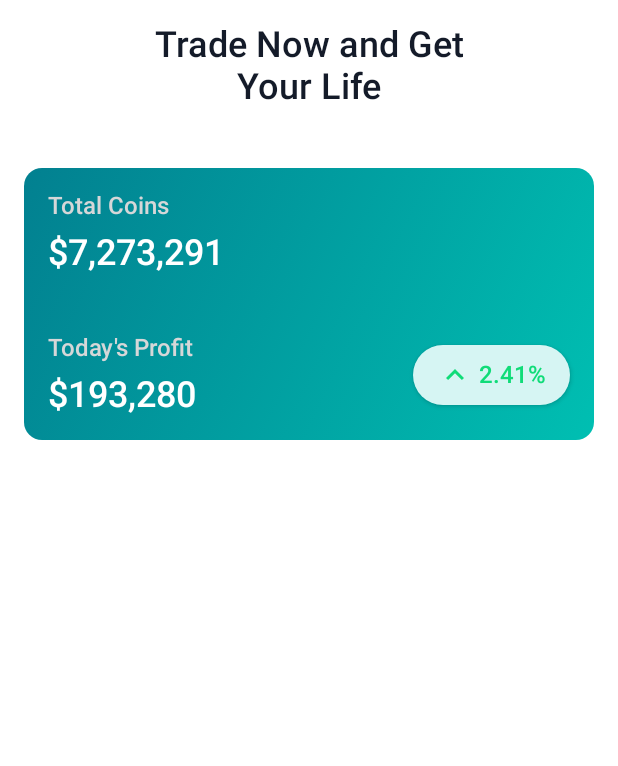
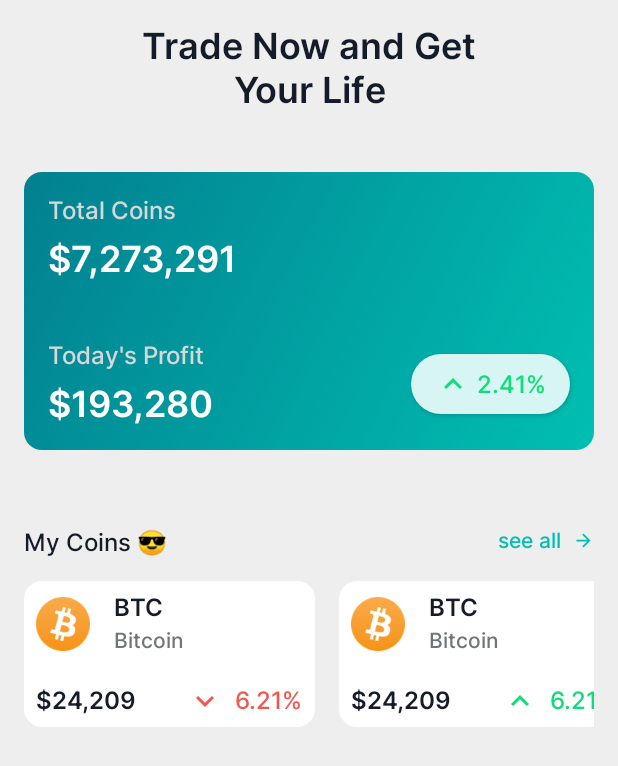
Before and after one commit to nimblehq/jetpack-compose-crypto, an Android app built with Jetpack Compose: the screen it shows after launch (MainActivity), on a phone screen of 412 x 824 dp. Shown: the top 766 px of the screen. Run offline under Robolectric (Android 15) with nearby library versions, the phone set to English and light mode, and no system bars; our stand-ins replace Dagger/Hilt's generated code, Timber, constraintlayout-compose.

Commit message:
[#5] Implement UI My coins list on home page

```diff
--- /dev/null
+++ b/app/src/main/java/co/nimblehq/compose/crypto/ui/screens/home/CoinItem.kt
@@ -0,0 +1,154 @@
+package co.nimblehq.compose.crypto.ui.screens.home
+
+import androidx.compose.foundation.Image
+import androidx.compose.foundation.background
+import androidx.compose.foundation.layout.*
+import androidx.compose.foundation.shape.RoundedCornerShape
+import androidx.compose.material.Icon
+import androidx.compose.material.MaterialTheme
+import androidx.compose.material.Text
+import androidx.compose.material.icons.Icons
+import androidx.compose.material.icons.filled.KeyboardArrowDown
+import androidx.compose.material.icons.filled.KeyboardArrowUp
+import androidx.compose.runtime.Composable
+import androidx.compose.ui.Modifier
+import androidx.compose.ui.draw.clip
+import androidx.compose.ui.res.painterResource
+import androidx.compose.ui.res.stringResource
+import androidx.constraintlayout.compose.Dimension
+import androidx.compose.ui.tooling.preview.Preview
+import androidx.constraintlayout.compose.ConstraintLayout
+import co.nimblehq.compose.crypto.R
+import co.nimblehq.compose.crypto.ui.theme.Color.FireOpal
+import co.nimblehq.compose.crypto.ui.theme.Color.GuppieGreen
+import co.nimblehq.compose.crypto.ui.theme.ComposeTheme
+import co.nimblehq.compose.crypto.ui.theme.Dimension.Dp12
+import co.nimblehq.compose.crypto.ui.theme.Dimension.Dp16
+import co.nimblehq.compose.crypto.ui.theme.Dimension.Dp22
+import co.nimblehq.compose.crypto.ui.theme.Dimension.Dp25
+import co.nimblehq.compose.crypto.ui.theme.Dimension.Dp4
+import co.nimblehq.compose.crypto.ui.theme.Dimension.Dp60
+import co.nimblehq.compose.crypto.ui.theme.Dimension.Dp8
+import co.nimblehq.compose.crypto.ui.theme.Style
+import co.nimblehq.compose.crypto.ui.theme.Style.coinItemColor
+import co.nimblehq.compose.crypto.ui.theme.Style.coinNameColor
+import co.nimblehq.compose.crypto.ui.theme.Style.textColor
+
+@Composable
+fun CoinItem(
+    isPositiveNumber: Boolean = false /* TODO Update value to Object on Integrate ticket */
+) {
+    ConstraintLayout(
+        modifier = Modifier
+            .wrapContentWidth()
+            .clip(RoundedCornerShape(Dp12))
+            .background(color = MaterialTheme.colors.coinItemColor)
+    ) {
+        val (
+            logo,
+            coinSymbol,
+            coinName,
+            price,
+            icon,
+            priceChange
+        ) = createRefs()
+
+        Image(
+            modifier = Modifier
+                .size(Dp60)
+                .padding(start = Dp8, end = Dp16, top = Dp8)
+                .constrainAs(logo) {
+                    top.linkTo(coinSymbol.top)
+                    bottom.linkTo(coinName.bottom)
+                    start.linkTo(parent.start)
+                },
+            // TODO: Remove dummy image when work on Integrate.
+            painter = painterResource(id = R.drawable.ic_btc_bitcoin),
+            contentDescription = null
+        )
+
+        Text(
+            modifier = Modifier
+                .padding(end = Dp8, top = Dp8)
+                .constrainAs(coinSymbol) {
+                    top.linkTo(parent.top)
+                    start.linkTo(logo.end)
+                },
+            // TODO: Remove dummy value when work on Integrate.
+            text = "BTC",
+            color = MaterialTheme.colors.textColor,
+            style = Style.semiBold16()
+        )
+
+        Text(
+            modifier = Modifier
+                .padding(end = Dp8, top = Dp4)
+                .constrainAs(coinName) {
+                    start.linkTo(coinSymbol.start)
+                    top.linkTo(coinSymbol.bottom)
+                    width = Dimension.preferredWrapContent
+                },
+            // TODO: Remove dummy value when work on Integrate.
+            text = "Bitcoin",
+            color = MaterialTheme.colors.coinNameColor,
+            style = Style.medium14()
+        )
+
+        Text(
+            modifier = Modifier
+                .padding(start = Dp8, end = Dp8, top = Dp22, bottom = Dp8)
+                .constrainAs(price) {
+                    start.linkTo(logo.start)
+                    top.linkTo(coinName.bottom)
+                    width = Dimension.preferredWrapContent
+                },
+            // TODO: Remove dummy value when work on Integrate.
+            text = stringResource(R.string.coin_currency, "24,209"),
+            color = MaterialTheme.colors.textColor,
+            style = Style.semiBold16()
+        )
+
+        Icon(
+            modifier = Modifier
+                .padding(start = Dp25, bottom = Dp8)
+                .constrainAs(icon) {
+                    start.linkTo(price.end)
+                    top.linkTo(priceChange.top)
+                    bottom.linkTo(priceChange.bottom)
+                    width = Dimension.preferredWrapContent
+                },
+            imageVector = if (isPositiveNumber) Icons.Filled.KeyboardArrowUp else Icons.Filled.KeyboardArrowDown,
+            tint = if (isPositiveNumber) GuppieGreen else FireOpal,
+            contentDescription = null
+        )
+
+        Text(
+            modifier = Modifier
+                .padding(start = Dp8, end = Dp8, bottom = Dp8)
+                .constrainAs(priceChange) {
+                    start.linkTo(icon.end)
+                    bottom.linkTo(parent.bottom)
+                    width = Dimension.preferredWrapContent
+                },
+            // TODO: Remove dummy value when work on Integrate.
+            text = stringResource(R.string.coin_profit_percent, "6.21"),
+            style = if (isPositiveNumber) Style.guppieGreenMedium16() else Style.fireOpalGreenMedium16()
+        )
+    }
+}
+
+@Composable
+@Preview
+fun CoinItemPreview() {
+    ComposeTheme {
+        CoinItem()
+    }
+}
+
+@Composable
+@Preview
+fun CoinItemPreviewDark() {
+    ComposeTheme(darkTheme = true) {
+        CoinItem()
+    }
+}
--- a/app/src/main/java/co/nimblehq/compose/crypto/ui/screens/home/HomeScreen.kt
+++ b/app/src/main/java/co/nimblehq/compose/crypto/ui/screens/home/HomeScreen.kt
@@ -1,6 +1,8 @@
 package co.nimblehq.compose.crypto.ui.screens.home
 
+import androidx.compose.foundation.clickable
 import androidx.compose.foundation.layout.*
+import androidx.compose.foundation.lazy.LazyRow
 import androidx.compose.material.*
 import androidx.compose.runtime.Composable
 import androidx.compose.ui.Modifier
@@ -13,8 +15,9 @@ import co.nimblehq.compose.crypto.R
 import co.nimblehq.compose.crypto.ui.theme.ComposeTheme
 import co.nimblehq.compose.crypto.ui.theme.Dimension.Dp16
 import co.nimblehq.compose.crypto.ui.theme.Dimension.Dp40
+import co.nimblehq.compose.crypto.ui.theme.Dimension.Dp52
 import co.nimblehq.compose.crypto.ui.theme.Style
-import co.nimblehq.compose.crypto.ui.theme.Style.titleHome
+import co.nimblehq.compose.crypto.ui.theme.Style.textColor
 
 @Composable
 fun HomeScreen() {
@@ -24,7 +27,13 @@ fun HomeScreen() {
                 .fillMaxSize()
                 .padding(horizontal = Dp16)
         ) {
-            val (title, portfolioCard) = createRefs()
+            val (
+                title,
+                portfolioCard,
+                myCoinsTitle,
+                seeAll,
+                myCoins
+            ) = createRefs()
 
             Text(
                 modifier = Modifier
@@ -37,7 +46,7 @@ fun HomeScreen() {
                 text = stringResource(id = R.string.home_title),
                 textAlign = TextAlign.Center,
                 style = Style.semiBold24(),
-                color = MaterialTheme.colors.titleHome
+                color = MaterialTheme.colors.textColor
             )
 
             PortfolioCard(
@@ -45,6 +54,42 @@ fun HomeScreen() {
                     top.linkTo(title.bottom, margin = Dp40)
                 }
             )
+
+            Text(
+                modifier = Modifier.constrainAs(myCoinsTitle) {
+                    top.linkTo(portfolioCard.bottom, margin = Dp52)
+                    start.linkTo(parent.start)
+                    width = Dimension.preferredWrapContent
+
+                },
+                text = stringResource(id = R.string.home_my_coins_title),
+                style = Style.medium16(),
+                color = MaterialTheme.colors.textColor
+            )
+
+            SeeAll(
+                modifier = Modifier
+                    .clickable(onClick = { /* TODO: Update on Integrate ticket */ })
+                    .constrainAs(seeAll) {
+                        top.linkTo(myCoinsTitle.top)
+                        end.linkTo(parent.end)
+                        width = Dimension.preferredWrapContent
+                    }
+            )
+
+            LazyRow(
+                modifier = Modifier
+                    .fillMaxWidth()
+                    .constrainAs(myCoins) {
+                        top.linkTo(myCoinsTitle.bottom, margin = Dp16)
+                    },
+                horizontalArrangement = Arrangement.spacedBy(Dp16)
+            ) {
+                // TODO: Remove dummy value when work on Integrate.
+                item { CoinItem() }
+                item { CoinItem(true) }
+                item { CoinItem() }
+            }
         }
     }
 }
--- a/app/src/main/java/co/nimblehq/compose/crypto/ui/screens/home/PortfolioCard.kt
+++ b/app/src/main/java/co/nimblehq/compose/crypto/ui/screens/home/PortfolioCard.kt
@@ -66,7 +66,7 @@ fun PortfolioCard(
                     top.linkTo(totalCoinsLabel.bottom, margin = Dp8)
                 },
             // TODO: Remove dummy value when work on Integrate.
-            text = stringResource(R.string.portfolio_card_total_coin, "7,273,291"),
+            text = stringResource(R.string.coin_currency, "7,273,291"),
             style = Style.whiteSemiBold24()
         )
 
@@ -87,7 +87,7 @@ fun PortfolioCard(
                     top.linkTo(todayProfitLabel.bottom, margin = Dp8)
                 },
             // TODO: Remove dummy value when work on Integrate.
-            text = stringResource(R.string.portfolio_card_today_profit, "193,280"),
+            text = stringResource(R.string.coin_currency, "193,280"),
             style = Style.whiteSemiBold24()
         )
 
@@ -113,7 +113,7 @@ fun PortfolioCard(
             )
             Text(
                 // TODO: Remove dummy value when work on Integrate.
-                text = stringResource(R.string.portfolio_card_profit_percent, 2.41),
+                text = stringResource(R.string.coin_profit_percent, "2.41"),
                 style = Style.medium16()
             )
         }
--- /dev/null
+++ b/app/src/main/java/co/nimblehq/compose/crypto/ui/screens/home/SeeAll.kt
@@ -0,0 +1,51 @@
+package co.nimblehq.compose.crypto.ui.screens.home
+
+import androidx.compose.foundation.layout.Row
+import androidx.compose.foundation.layout.padding
+import androidx.compose.foundation.layout.size
+import androidx.compose.material.Icon
+import androidx.compose.material.Text
+import androidx.compose.material.icons.Icons
+import androidx.compose.material.icons.filled.ArrowForward
+import androidx.compose.runtime.Composable
+import androidx.compose.ui.Alignment
+import androidx.compose.ui.Modifier
+import androidx.compose.ui.res.stringResource
+import androidx.compose.ui.tooling.preview.Preview
+import co.nimblehq.compose.crypto.R
+import co.nimblehq.compose.crypto.ui.theme.Color
+import co.nimblehq.compose.crypto.ui.theme.ComposeTheme
+import co.nimblehq.compose.crypto.ui.theme.Dimension.Dp14
+import co.nimblehq.compose.crypto.ui.theme.Dimension.Dp8
+import co.nimblehq.compose.crypto.ui.theme.Style
+
+@Composable
+fun SeeAll(
+    modifier: Modifier
+) {
+    Row(modifier = modifier) {
+        Text(
+            modifier = Modifier.padding(end = Dp8),
+            text = stringResource(id = R.string.home_my_coins_see_all),
+            style = Style.tiffanyBlueMedium14()
+        )
+        Icon(
+            modifier = Modifier
+                .size(Dp14)
+                .align(Alignment.CenterVertically),
+            imageVector = Icons.Filled.ArrowForward,
+            tint = Color.TiffanyBlue,
+            contentDescription = null
+        )
+    }
+}
+
+@Composable
+@Preview
+fun SeeAllPreview() {
+    ComposeTheme {
+        SeeAll(
+            modifier = Modifier
+        )
+    }
+}
--- a/app/src/main/java/co/nimblehq/compose/crypto/ui/theme/Color.kt
+++ b/app/src/main/java/co/nimblehq/compose/crypto/ui/theme/Color.kt
@@ -5,7 +5,6 @@ import androidx.compose.ui.graphics.Color
 @Suppress("MagicNumber")
 object Color {
     val BlueFreeSpeech = Color(0xFF3F51B5)
-    val AlmostWhite = Color(0xFFDFE4EA)
     val White = Color.White
     val MetallicSeaweed = Color(0xFF028090)
     val TiffanyBlue = Color(0xFF00BFB2)
@@ -13,4 +12,9 @@ object Color {
     val GuppieGreen = Color(0xFF10DC78)
     val DarkJungleGreen = Color(0xFF141B29)
     val LightSilver = Color(0xFFD6D7D8)
+    val Quartz = Color(0xFF484D58)
+    val QuartzAlpha20 = Quartz.copy(alpha = 0.2f)
+    val Cultured = Color(0xFFEEEEEE)
+    val FireOpal = Color(0xFFF15950)
+    val SonicSilver = Color(0xFF70747C)
 }
--- a/app/src/main/java/co/nimblehq/compose/crypto/ui/theme/Dimension.kt
+++ b/app/src/main/java/co/nimblehq/compose/crypto/ui/theme/Dimension.kt
@@ -8,9 +8,13 @@ object Dimension {
     val Dp4 = 4.dp
     val Dp8 = 8.dp
     val Dp12 = 12.dp
+    val Dp14 = 14.dp
     val Dp16 = 16.dp
     val Dp20 = 20.dp
+    val Dp22 = 22.dp
     val Dp24 = 24.dp
+    val Dp25 = 25.dp
     val Dp40 = 40.dp
     val Dp52 = 52.dp
+    val Dp60 = 60.dp
 }
--- a/app/src/main/java/co/nimblehq/compose/crypto/ui/theme/Style.kt
+++ b/app/src/main/java/co/nimblehq/compose/crypto/ui/theme/Style.kt
@@ -5,26 +5,65 @@ import androidx.compose.ui.graphics.Color
 import androidx.compose.runtime.Composable
 import androidx.compose.ui.graphics.Color.Companion.White
 import androidx.compose.ui.text.TextStyle
+import androidx.compose.ui.text.font.Font
+import androidx.compose.ui.text.font.FontFamily
 import androidx.compose.ui.text.font.FontWeight
+import co.nimblehq.compose.crypto.R
 import co.nimblehq.compose.crypto.ui.theme.Color.DarkJungleGreen
+import co.nimblehq.compose.crypto.ui.theme.Color.FireOpal
+import co.nimblehq.compose.crypto.ui.theme.Color.GuppieGreen
 import co.nimblehq.compose.crypto.ui.theme.Color.LightSilver
+import co.nimblehq.compose.crypto.ui.theme.Color.QuartzAlpha20
+import co.nimblehq.compose.crypto.ui.theme.Color.SonicSilver
+import co.nimblehq.compose.crypto.ui.theme.Color.TiffanyBlue
+import co.nimblehq.compose.crypto.ui.theme.TextDimension.Sp14
 import co.nimblehq.compose.crypto.ui.theme.TextDimension.Sp16
 import co.nimblehq.compose.crypto.ui.theme.TextDimension.Sp24
 
 object Style {
 
-    val Colors.titleHome: Color
+    private val textStyle = TextStyle(
+        fontFamily = FontFamily(
+            Font(R.font.inter_medium, FontWeight.Medium),
+            Font(R.font.inter_semi_bold, FontWeight.SemiBold)
+        )
+    )
+
+    val Colors.textColor: Color
         @Composable
         get() = if (isLight) DarkJungleGreen else White
 
+    val Colors.coinItemColor: Color
+        @Composable
+        get() = if (isLight) White else QuartzAlpha20
+
+    val Colors.coinNameColor: Color
+        @Composable
+        get() = if (isLight) SonicSilver else LightSilver
+
     @Composable
-    fun medium16() = TextStyle(fontWeight = FontWeight.Medium, fontSize = Sp16)
+    fun medium14() = textStyle.copy(fontWeight = FontWeight.Medium, fontSize = Sp14)
+
+    @Composable
+    fun tiffanyBlueMedium14() = medium14().copy(color = TiffanyBlue)
+
+    @Composable
+    fun medium16() = textStyle.copy(fontWeight = FontWeight.Medium, fontSize = Sp16)
 
     @Composable
     fun lightSilverMedium16() = medium16().copy(color = LightSilver)
 
     @Composable
-    fun semiBold24() = TextStyle(fontWeight = FontWeight.SemiBold, fontSize = Sp24)
+    fun guppieGreenMedium16() = medium16().copy(color = GuppieGreen)
+
+    @Composable
+    fun fireOpalGreenMedium16() = medium16().copy(color = FireOpal)
+
+    @Composable
+    fun semiBold16() = textStyle.copy(fontWeight = FontWeight.SemiBold, fontSize = Sp16)
+
+    @Composable
+    fun semiBold24() = textStyle.copy(fontWeight = FontWeight.SemiBold, fontSize = Sp24)
 
     @Composable
     fun whiteSemiBold24() = semiBold24().copy(color = White)
--- a/app/src/main/java/co/nimblehq/compose/crypto/ui/theme/TextDimension.kt
+++ b/app/src/main/java/co/nimblehq/compose/crypto/ui/theme/TextDimension.kt
@@ -4,6 +4,7 @@ import androidx.compose.ui.unit.sp
 
 @Suppress("MagicNumber")
 object TextDimension {
+    val Sp14 = 14.sp
     val Sp16 = 16.sp
     val Sp24 = 24.sp
 }
--- a/app/src/main/java/co/nimblehq/compose/crypto/ui/theme/Theme.kt
+++ b/app/src/main/java/co/nimblehq/compose/crypto/ui/theme/Theme.kt
@@ -5,16 +5,19 @@ import androidx.compose.material.MaterialTheme
 import androidx.compose.material.darkColors
 import androidx.compose.material.lightColors
 import androidx.compose.runtime.Composable
-import co.nimblehq.compose.crypto.ui.theme.Color.AlmostWhite
+import co.nimblehq.compose.crypto.ui.theme.Color.Cultured
 import co.nimblehq.compose.crypto.ui.theme.Color.BlueFreeSpeech
+import co.nimblehq.compose.crypto.ui.theme.Color.DarkJungleGreen
 
 object Palette {
     val ComposeLightPalette = lightColors(
         primary = BlueFreeSpeech,
-        background = AlmostWhite
+        surface = Cultured
     )
 
-    val ComposeDarkPalette = darkColors()
+    val ComposeDarkPalette = darkColors(
+        surface = DarkJungleGreen
+    )
 }
 
 @Composable
@@ -30,7 +33,6 @@ fun ComposeTheme(
 
     MaterialTheme(
         colors = colors,
-        typography = Typography.ComposeTypography,
         shapes = Shape.ComposeShapes,
         content = content
     )
--- a/app/src/main/java/co/nimblehq/compose/crypto/ui/theme/Typography.kt
+++ /dev/null
@@ -1,18 +0,0 @@
-package co.nimblehq.compose.crypto.ui.theme
-
-import androidx.compose.material.Typography
-import androidx.compose.ui.text.font.Font
-import androidx.compose.ui.text.font.FontFamily
-import androidx.compose.ui.text.font.FontWeight
-import co.nimblehq.compose.crypto.R
-
-object Typography {
-    private val InterFontFamily = FontFamily(
-        Font(R.font.inter_medium, FontWeight.Medium),
-        Font(R.font.inter_semi_bold, FontWeight.SemiBold)
-    )
-
-    val ComposeTypography = Typography(
-        defaultFontFamily = InterFontFamily
-    )
-}
--- a/app/src/main/res/values/strings.xml
+++ b/app/src/main/res/values/strings.xml
@@ -4,10 +4,12 @@
     <string name="error_generic">Unexpected error</string>
 
     <string name="home_title">Trade Now and Get\nYour Life</string>
+    <string name="home_my_coins_title">My Coins 😎</string>
+    <string name="home_my_coins_see_all">see all</string>
 
     <string name="portfolio_card_total_coin_label">Total Coins</string>
-    <string name="portfolio_card_total_coin">$%s</string>
     <string name="portfolio_card_today_profit_label">Today\'s Profit</string>
-    <string name="portfolio_card_today_profit">$%s</string>
-    <string name="portfolio_card_profit_percent">%1$s%%</string>
+
+    <string name="coin_currency">$%s</string>
+    <string name="coin_profit_percent">%1$s%%</string>
 </resources>
```
Also changed, not shown: app/src/main/res/drawable/ic_btc_bitcoin.png (added).
